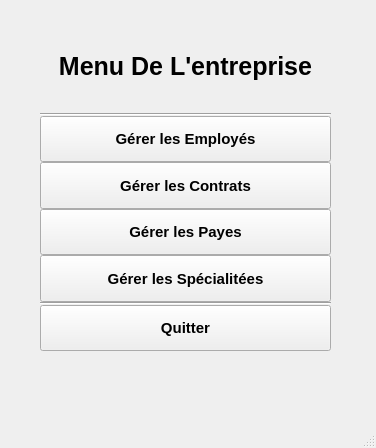
This is UI/MenuPrincipal.ui in LePerron/Application-gestion-employes-projet-session-2023 as Qt 5 draws it before an edit. The edited form follows.
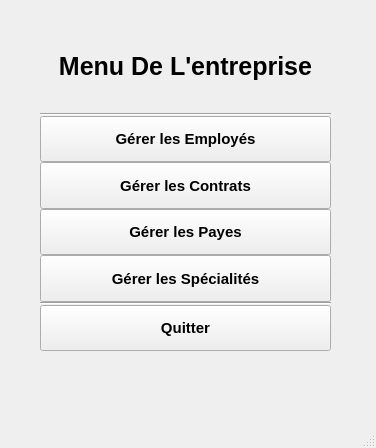
This is the edited form.

Patch:
```diff
--- a/UI/MenuPrincipal.ui
+++ b/UI/MenuPrincipal.ui
@@ -182,7 +182,7 @@
         </font>
        </property>
        <property name="text">
-        <string>Gérer les Spécialitées</string>
+        <string>Gérer les Spécialités</string>
        </property>
       </widget>
      </item>
```
